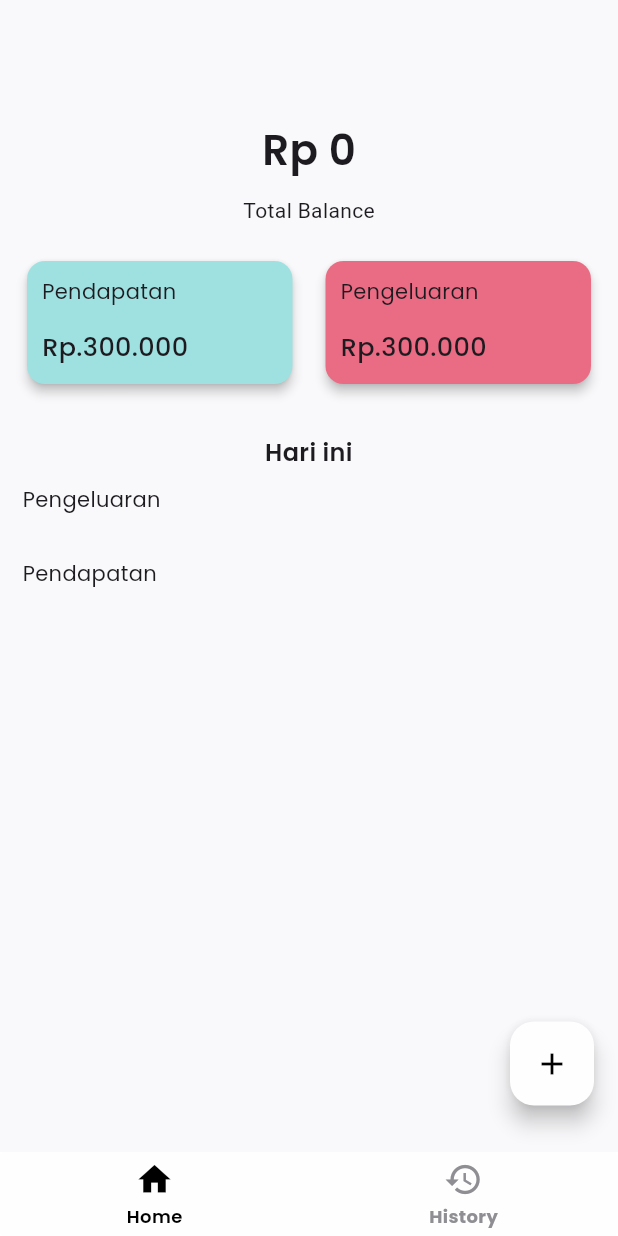
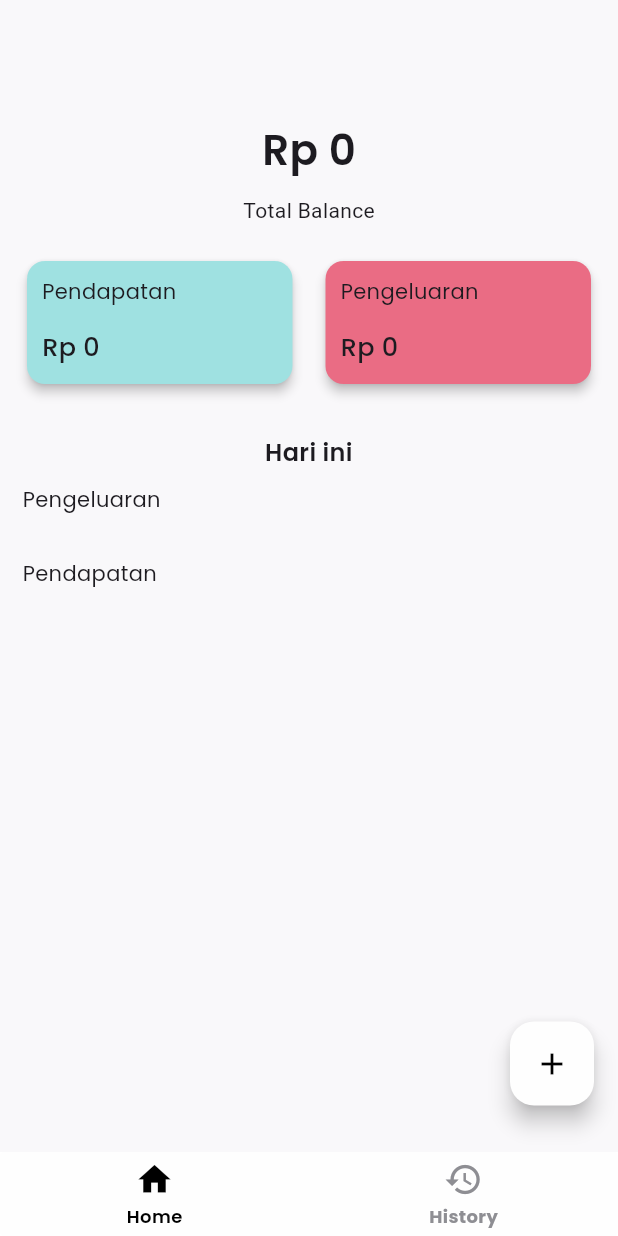
Before and after one commit to ITakora/money_manager, a Flutter app: the screen it shows after launch, on a phone screen of 412 x 824 dp. Run offline on Flutter 3.47's test engine with Material 3 defaults, Android fonts, the phone set to English and light mode, and no system bars; drawn by our look-alikes of persistent_bottom_nav_bar_v2; our stand-ins replace fl_chart, flutter_riverpod, google_fonts, sqflite; missing offline and left inert: pattern_formatter; accounts and stored records are empty.

Commit message:
use the data and adding some logic in income_list,expense_list,income_expense_card,balance_widget

```diff
--- a/lib/screens/home_screen.dart
+++ b/lib/screens/home_screen.dart
@@ -65,8 +65,8 @@ class _HomeScreenState extends ConsumerState<HomeScreen> {
       body: Column(
         crossAxisAlignment: CrossAxisAlignment.start,
         children: [
-          BalanceWidget(),
-          IncomeExpenseCard(),
+          BalanceWidget(expenseData: _expenseData, incomeData: _incomeData,),
+          IncomeExpenseCard(expenseData: _expenseData, incomeData: _incomeData,),
 
          Center(
            child: Padding(
--- a/lib/widgets/balance_widget.dart
+++ b/lib/widgets/balance_widget.dart
@@ -1,18 +1,48 @@
 import 'package:flutter/widgets.dart';
 import 'package:google_fonts/google_fonts.dart';
+import 'package:intl/intl.dart';
+import 'package:money_manager/models/expense_model.dart';
+import 'package:money_manager/models/income_model.dart';
 
 class BalanceWidget extends StatelessWidget {
-  const BalanceWidget({super.key});
+  const BalanceWidget({super.key, required this.expenseData, required this.incomeData });
+
+final List<IncomeModel> incomeData;
+final List<ExpenseModel> expenseData;
+
 
   @override
   Widget build(BuildContext context) {
+    int totalBalance = 0;
+    int incomeAmount = 0;
+    int expenseAmount = 0;
+    for (int i = 0; i < incomeData.length; i ++) {
+      int incomeMoney = int.parse(incomeData[i].money);
+
+      incomeAmount += incomeMoney;
+
+    }
+
+    for (int i = 0; i < expenseData.length; i ++) {
+      int expenseMoney = int.parse(expenseData[i].money);
+
+      expenseAmount += expenseMoney;
+
+    }
+
+    totalBalance = incomeAmount - expenseAmount;
+
+    final currencyFormat = NumberFormat.currency(locale: 'id',
+        symbol: 'Rp ', decimalDigits: 0);
+
+
     return Padding(
       padding: EdgeInsets.only(top: 80, bottom: 20),
       child: Center(
           child: Column(
         children: [
           Text(
-            "Rp 0",
+            currencyFormat.format(totalBalance),
             style:
                 GoogleFonts.poppins(fontSize: 28, fontWeight: FontWeight.w600),
           ),
--- a/lib/widgets/expense_field_widget.dart
+++ b/lib/widgets/expense_field_widget.dart
@@ -70,7 +70,6 @@ class ExpenseFieldWidget extends ConsumerWidget {
                   },
                   readOnly: true,
                   enableInteractiveSelection: false,
-                  inputFormatters: [ThousandsFormatter()],
                   decoration: InputDecoration(
                       contentPadding: EdgeInsets.only(left: 3, top: 10),
                       prefixIcon: Icon(Icons.calendar_today)),
--- a/lib/widgets/income_expense_card.dart
+++ b/lib/widgets/income_expense_card.dart
@@ -1,11 +1,38 @@
 import 'package:flutter/material.dart';
 import 'package:google_fonts/google_fonts.dart';
+import 'package:intl/intl.dart';
+import 'package:money_manager/models/expense_model.dart';
+import 'package:money_manager/models/income_model.dart';
 
 class IncomeExpenseCard extends StatelessWidget {
-  const IncomeExpenseCard({super.key});
+  const IncomeExpenseCard({super.key, required this.incomeData, required this.expenseData});
+
+  final List<IncomeModel> incomeData;
+  final List<ExpenseModel> expenseData;
+
+
 
   @override
   Widget build(BuildContext context) {
+    int amountIncomeDataMoney = 0;
+    int amountExpenseDataMoney = 0;
+    for (int i = 0; i < incomeData.length; i++) {
+
+      int dataMoney = int.parse(incomeData[i].money);
+      amountIncomeDataMoney += dataMoney;
+
+    }
+
+    for (int i = 0; i < expenseData.length; i++) {
+
+      int dataMoney = int.parse(expenseData[i].money);
+      amountExpenseDataMoney += dataMoney;
+
+    }
+
+    final currencyFormat = NumberFormat.currency(locale: 'id',
+        symbol: 'Rp ', decimalDigits: 0);
+
     return Row(
       mainAxisAlignment: MainAxisAlignment.spaceEvenly,
       children: [
@@ -28,7 +55,7 @@ class IncomeExpenseCard extends StatelessWidget {
                       height: 15,
                     ),
                     Text(
-                      "Rp.300.000",
+                      currencyFormat.format(amountIncomeDataMoney),
                       style: GoogleFonts.poppins(
                           fontSize: 17, fontWeight: FontWeight.w500),
                     )
@@ -55,7 +82,7 @@ class IncomeExpenseCard extends StatelessWidget {
                     height: 15,
                   ),
                   Text(
-                    "Rp.300.000",
+                    currencyFormat.format(amountExpenseDataMoney),
                     style: GoogleFonts.poppins(
                         fontSize: 17, fontWeight: FontWeight.w500),
                   )
```
Also changed, not shown: lib/widgets/expense_listview.dart (+19 -18 lines), lib/widgets/income_listview.dart (+20 -19 lines).
